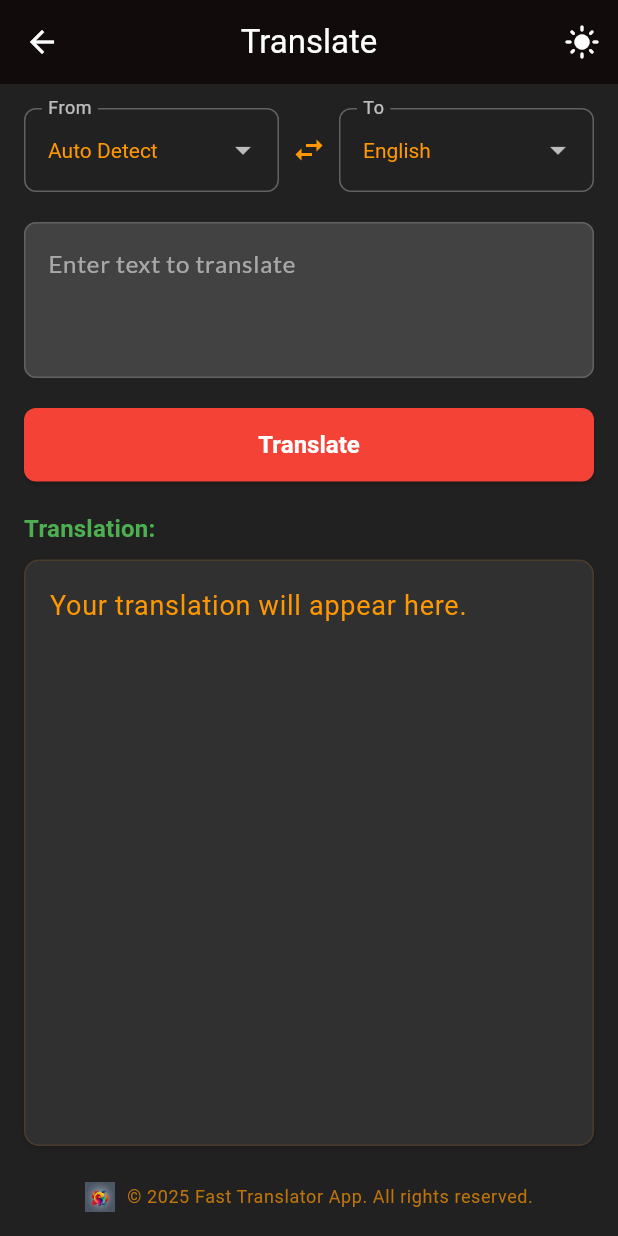
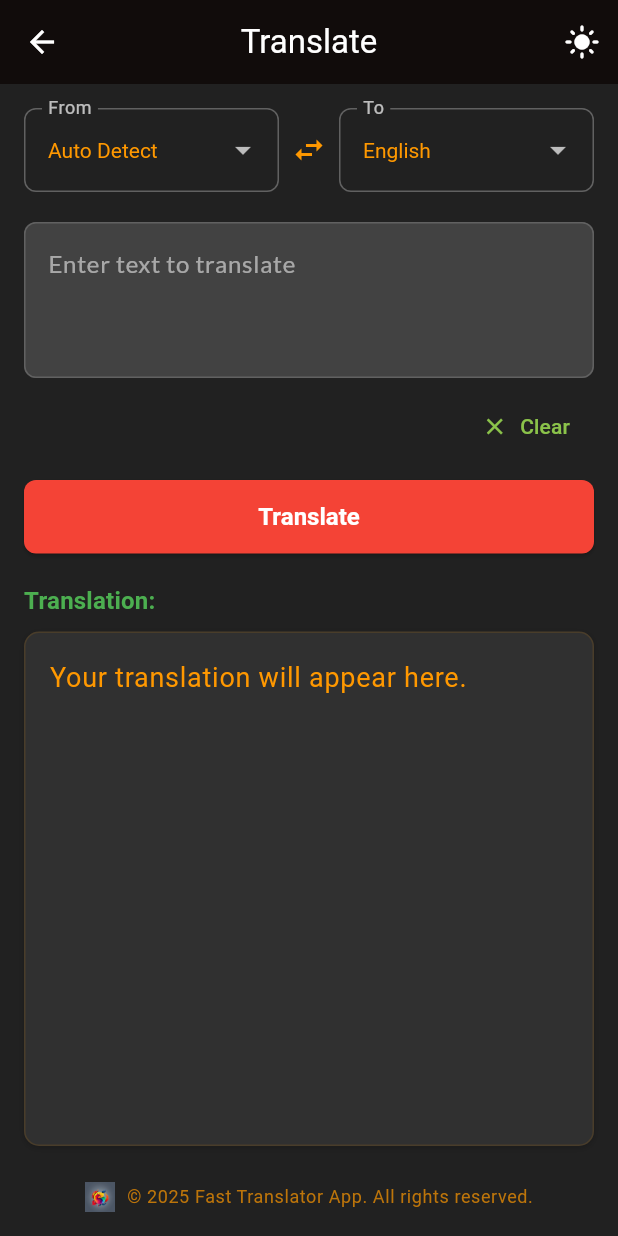
Before and after one commit to truezerox/Fast-Translator-app, a Flutter app: the screen it shows after launch, after a tap on "Lets Translate", on a phone screen of 412 x 824 dp. Run offline on Flutter 3.47's test engine with Material 3 defaults, Android fonts, the phone set to English and light mode, and no system bars; our stand-ins replace google_fonts, shared_preferences; missing offline and left inert: translator.

Commit message:
v0.2.1
Added clear all button and did some bugfixes

```diff
--- /dev/null
+++ b/devtools_options.yaml
@@ -0,0 +1,4 @@
+description: This file stores settings for Dart & Flutter DevTools.
+documentation: https://docs.flutter.dev/tools/devtools/extensions#configure-extension-enablement-states
+extensions:
+  - shared_preferences: true
--- a/lib/main.dart
+++ b/lib/main.dart
@@ -550,6 +550,10 @@ class TranslationPage extends StatefulWidget {
 ///
 /// Manages the input text, translated text, loading state, selected languages,
 /// and handles the translation process.
+///
+// --- Translation Page ---
+
+// ... (other parts of your TranslationPage and _TranslationPageState remain the same)
 
 class _TranslationPageState extends State<TranslationPage> {
     /// Controller for the text input field.
@@ -826,7 +830,36 @@ class _TranslationPageState extends State<TranslationPage> {
                                     minLines: 3, // Minimum lines for the text field.
                                     maxLines: 5, // Maximum lines for the text field.
                                 ),
-                                const SizedBox(height: 20),
+                                // START: ADDED CLEAR BUTTON
+
+                                // Clear button to clear the input and translated text.
+                                const SizedBox(height: 8), // Add some spacing
+                                Align(
+                                    alignment: Alignment.centerRight,
+                                    child: TextButton.icon(
+                                        icon: Icon(Icons.clear, color: colorScheme.secondary), // Use a color from your theme
+                                        label: Text(
+                                            'Clear',
+                                            style: TextStyle(color: colorScheme.secondary), // Use a color from your theme
+                                        ),
+                                        onPressed: () {
+                                            _inputController.clear();
+                                            // Also clear the translated text when the input is cleared
+                                            if (mounted) {
+                                                setState(() {
+                                                    _translatedText = '';
+                                                });
+                                            }
+                                        },// Clear button action
+                                        style: TextButton.styleFrom(
+                                            padding: const EdgeInsets.symmetric(horizontal: 16.0, vertical: 8.0),
+                                        ),
+                                    ),
+                                ),
+                                // END: ADDED CLEAR BUTTON
+
+
+                                const SizedBox(height: 12), // Adjusted spacing if needed before Translate button
                                 // Translate button.
                                 ElevatedButton(
                                     // Disable button while loading.
```
Also changed, not shown: 2 other files. Lines whose indentation alone changed are shown as unchanged.
